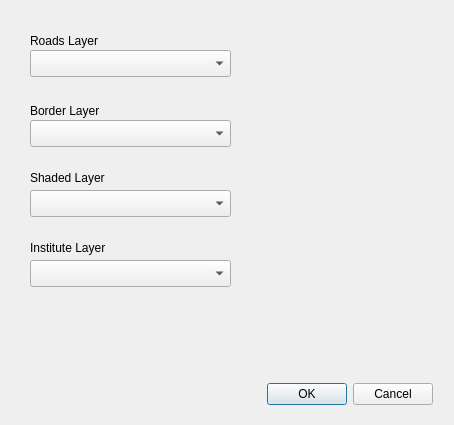
This is walkability_calc_dialog_base.ui in guym0r/walkability_calc_qgis as Qt 5 draws it before an edit. The edited form follows.
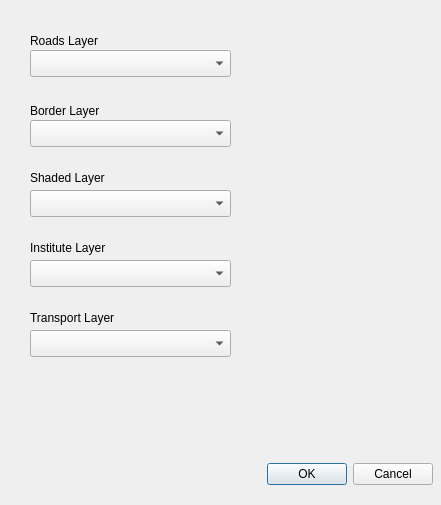
This is the edited form. Custom widgets are drawn as their Qt base class.

The edit to the form file:
```diff
--- a/walkability_calc_dialog_base.ui
+++ b/walkability_calc_dialog_base.ui
@@ -6,8 +6,8 @@
    <rect>
     <x>0</x>
     <y>0</y>
-    <width>454</width>
-    <height>425</height>
+    <width>441</width>
+    <height>505</height>
    </rect>
   </property>
   <property name="windowTitle">
@@ -40,7 +40,7 @@
    <property name="geometry">
     <rect>
      <x>240</x>
-     <y>380</y>
+     <y>460</y>
      <width>193</width>
      <height>28</height>
     </rect>
@@ -118,6 +118,29 @@
     <string>Institute Layer</string>
    </property>
   </widget>
+  <widget class="QLabel" name="label_5">
+   <property name="geometry">
+    <rect>
+     <x>30</x>
+     <y>310</y>
+     <width>201</width>
+     <height>16</height>
+    </rect>
+   </property>
+   <property name="text">
+    <string>Transport Layer</string>
+   </property>
+  </widget>
+  <widget class="QgsMapLayerComboBox" name="comboBoxTransportLayer">
+   <property name="geometry">
+    <rect>
+     <x>30</x>
+     <y>330</y>
+     <width>201</width>
+     <height>27</height>
+    </rect>
+   </property>
+  </widget>
  </widget>
  <customwidgets>
   <customwidget>
```
